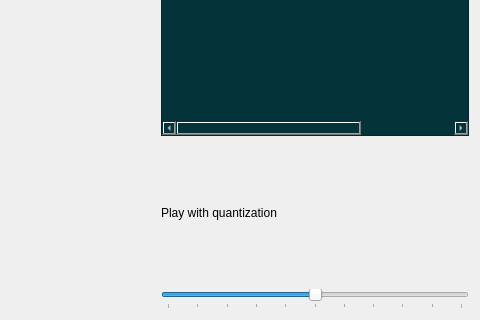
Qt form FetalMRI_Workspace.ui (EldanChodorov/Automated_FetalMRI) before a commit; both pictures show x 706 to 1186 and y 563 to 883 of the 1186 by 883 pixel window.
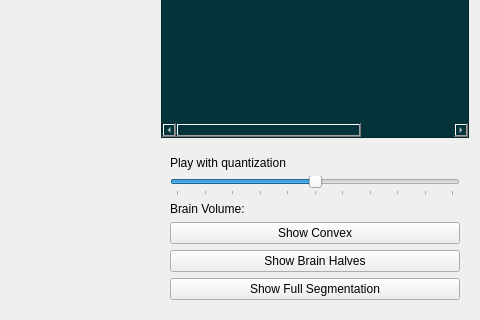
The same form after that commit. Icons and pictures are not drawn.

Commit message: add info box: show brain volume, halves, convex

The edit to the form file:
```diff
--- a/FetalMRI_Workspace.ui
+++ b/FetalMRI_Workspace.ui
@@ -424,7 +424,7 @@
         </layout>
        </item>
        <item>
-        <layout class="QVBoxLayout" name="verticalLayout_2" stretch="1,20,5">
+        <layout class="QVBoxLayout" name="verticalLayout_2" stretch="1,20,0">
          <item>
           <layout class="QHBoxLayout" name="horizontalLayout">
            <item>
@@ -480,6 +480,7 @@
           </widget>
          </item>
          <item>
+          <widget class="QFrame" name="verticalFrame">
           <layout class="QVBoxLayout" name="verticalLayout">
            <item>
             <widget class="QLabel" name="quantizationLabel">
@@ -516,7 +517,36 @@
              </property>
             </widget>
            </item>
-          </layout>
+            <item>
+             <widget class="QLabel" name="brain_volume_label">
+              <property name="text">
+               <string>Brain Volume: </string>
+              </property>
+             </widget>
+            </item>
+            <item>
+             <widget class="QPushButton" name="show_convex_btn">
+              <property name="text">
+               <string>Show Convex</string>
+              </property>
+             </widget>
+            </item>
+            <item>
+             <widget class="QPushButton" name="show_brain_halves_btn">
+              <property name="text">
+               <string>Show Brain Halves</string>
+              </property>
+             </widget>
+            </item>
+            <item>
+             <widget class="QPushButton" name="show_full_seg_btn">
+              <property name="text">
+               <string>Show Full Segmentation</string>
+              </property>
+             </widget>
+            </item>
+           </layout>
+          </widget>
          </item>
         </layout>
        </item>
```
Lines whose indentation alone changed are shown as unchanged. The commit also changes 4 other files.
